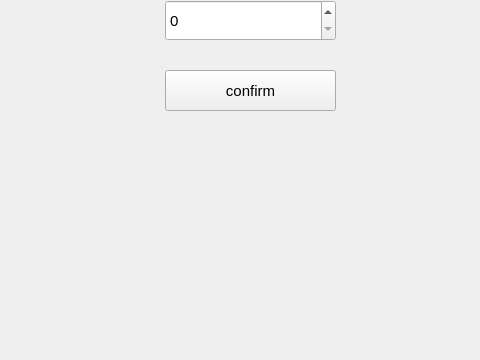
The window that mainwindow.ui (Vera196/vfd) describes before a commit, drawn with Qt 5; both pictures show x 185 to 665 and y 240 to 600 of the 800 by 600 pixel window.
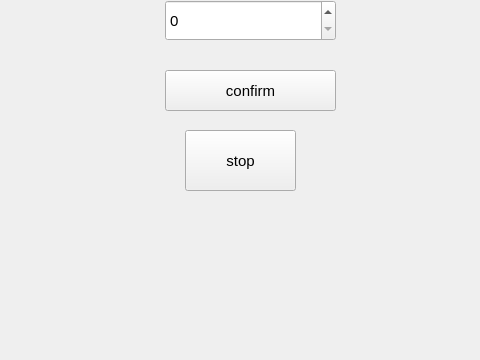
The same window after the commit.

Commit message: vsego ponemnogu

What changed in the file:
```diff
--- a/mainwindow.ui
+++ b/mainwindow.ui
@@ -57,6 +57,24 @@
      <string>confirm</string>
     </property>
    </widget>
+   <widget class="QPushButton" name="pushButton_2">
+    <property name="geometry">
+     <rect>
+      <x>370</x>
+      <y>370</y>
+      <width>111</width>
+      <height>61</height>
+     </rect>
+    </property>
+    <property name="font">
+     <font>
+      <pointsize>11</pointsize>
+     </font>
+    </property>
+    <property name="text">
+     <string>stop</string>
+    </property>
+   </widget>
   </widget>
   <widget class="QMenuBar" name="menubar">
    <property name="geometry">
```
The commit also changes 2 other files.
